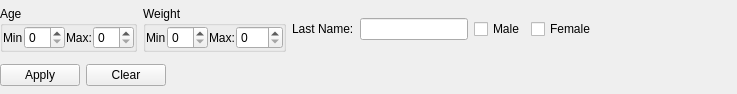
Above: BracketMaster/CompetitorFilterWidget.ui from gcdean/TournamentMaster before the change. Below: the same form after it.
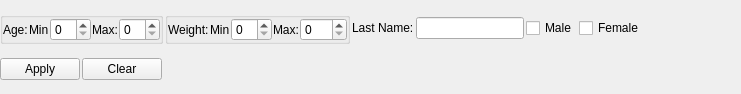
That is the form after the change.

Commit message: UI Changes. More will need to be done.

```diff
--- a/BracketMaster/CompetitorFilterWidget.ui
+++ b/BracketMaster/CompetitorFilterWidget.ui
@@ -6,7 +6,7 @@
    <rect>
     <x>0</x>
     <y>0</y>
-    <width>737</width>
+    <width>741</width>
     <height>94</height>
    </rect>
   </property>
@@ -20,6 +20,9 @@
    <string>Form</string>
   </property>
   <layout class="QVBoxLayout" name="verticalLayout">
+   <property name="spacing">
+    <number>2</number>
+   </property>
    <property name="sizeConstraint">
     <enum>QLayout::SetMinimumSize</enum>
    </property>
@@ -40,7 +43,7 @@
      <item>
       <widget class="QGroupBox" name="groupBox">
        <property name="title">
-        <string>Age</string>
+        <string/>
        </property>
        <layout class="QHBoxLayout" name="horizontalLayout">
         <property name="spacing">
@@ -58,6 +61,13 @@
         <property name="bottomMargin">
          <number>0</number>
         </property>
+        <item>
+         <widget class="QLabel" name="label_6">
+          <property name="text">
+           <string>Age:</string>
+          </property>
+         </widget>
+        </item>
         <item>
          <widget class="QLabel" name="label">
           <property name="text">
@@ -94,7 +104,7 @@
      <item>
       <widget class="QGroupBox" name="groupBox_2">
        <property name="title">
-        <string>Weight</string>
+        <string/>
        </property>
        <layout class="QHBoxLayout" name="horizontalLayout_2">
         <property name="spacing">
@@ -112,6 +122,13 @@
         <property name="bottomMargin">
          <number>0</number>
         </property>
+        <item>
+         <widget class="QLabel" name="label_7">
+          <property name="text">
+           <string>Weight:</string>
+          </property>
+         </widget>
+        </item>
         <item>
          <widget class="QLabel" name="label_3">
           <property name="text">
@@ -205,7 +222,7 @@
     </layout>
    </item>
    <item>
-    <layout class="QHBoxLayout" name="horizontalLayout_5" stretch="0,0,1">
+    <layout class="QHBoxLayout" name="horizontalLayout_5" stretch="0,0,0">
      <item>
       <widget class="QPushButton" name="applyBtn">
        <property name="text">
```
The commit also changes 5 other files.
